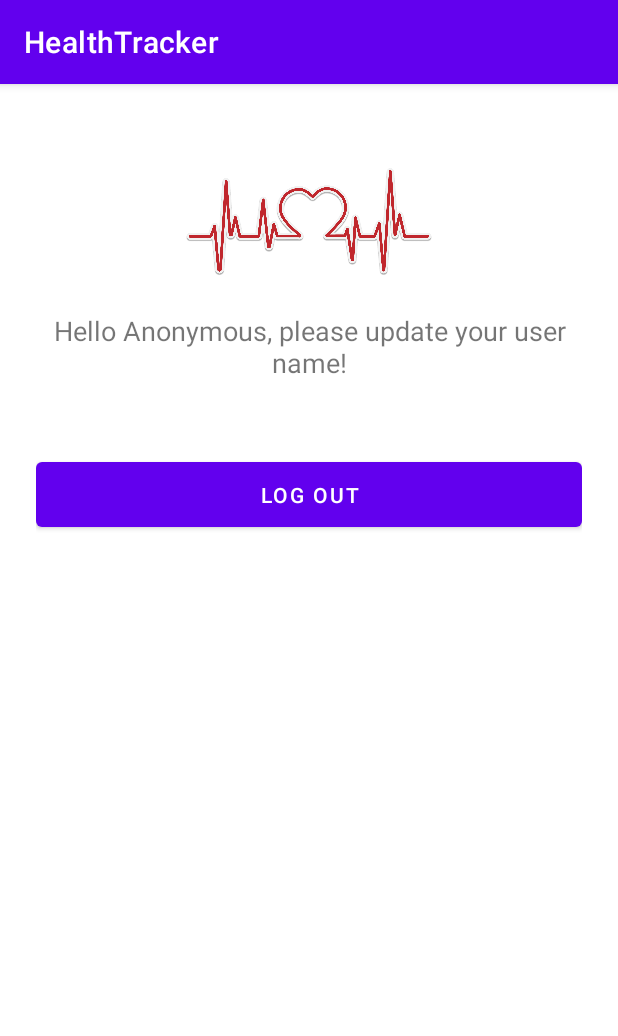
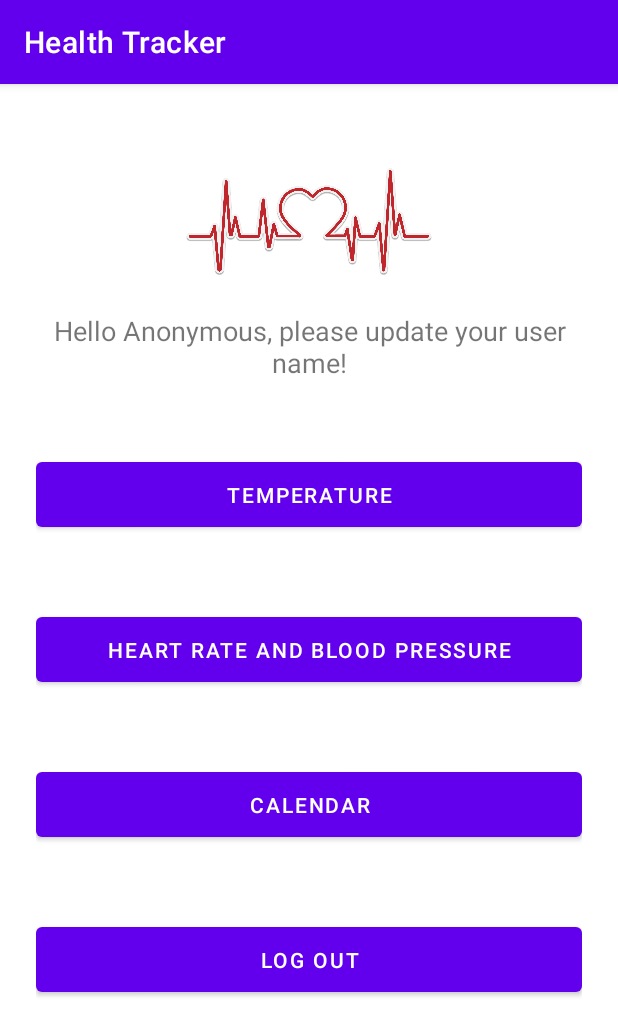
Before and after one commit to r0somak/HealthTracker, an Android app: the screen it shows after launch once a user with an empty profile is signed in (MainActivity), on a phone screen of 412 x 824 dp. Shown: the top 1036 px of the screen. Run offline under Robolectric (Android 15) with nearby library versions, the phone set to English and light mode, and no system bars; our stand-ins replace Firebase (no records; nobody signed in at launch, a user with empty details on screens opened directly).

Commit message:
Dodanie przycisków do mainactivity i nowych aktywności

```diff
--- a/app/src/main/res/layout/activity_main.xml
+++ b/app/src/main/res/layout/activity_main.xml
@@ -25,9 +25,36 @@
             android:layout_width="match_parent"
             android:layout_height="wrap_content"
             android:layout_marginBottom="24dp"
-            android:text="TextView"
+            android:text="Hello user"
             android:textAlignment="center"
             android:textSize="18sp" />
+
+        <com.google.android.material.button.MaterialButton
+            android:id="@+id/btn_temps"
+            android:layout_width="fill_parent"
+            android:layout_height="wrap_content"
+            android:layout_marginTop="24dp"
+            android:layout_marginBottom="24dp"
+            android:padding="12dp"
+            android:text="Temperature"/>
+
+        <com.google.android.material.button.MaterialButton
+            android:id="@+id/btn_heart"
+            android:layout_width="fill_parent"
+            android:layout_height="wrap_content"
+            android:layout_marginTop="24dp"
+            android:layout_marginBottom="24dp"
+            android:padding="12dp"
+            android:text="Heart rate and blood pressure"/>
+
+        <com.google.android.material.button.MaterialButton
+            android:id="@+id/btn_calendar"
+            android:layout_width="fill_parent"
+            android:layout_height="wrap_content"
+            android:layout_marginTop="24dp"
+            android:layout_marginBottom="24dp"
+            android:padding="12dp"
+            android:text="Calendar"/>
 
         <com.google.android.material.button.MaterialButton
             android:id="@+id/btn_logout"
--- a/app/src/main/res/values/strings.xml
+++ b/app/src/main/res/values/strings.xml
@@ -1,3 +1,3 @@
 <resources>
-    <string name="app_name">HealthTracker</string>
+    <string name="app_name">Health Tracker</string>
 </resources>
```
Also changed, not shown: app/src/main/AndroidManifest.xml (+6 -4 lines), app/src/main/java/com/example/healthtracker/CalendarActivity.java (added, +14 -0 lines), app/src/main/java/com/example/healthtracker/HeartActivity.java (added, +14 -0 lines), app/src/main/java/com/example/healthtracker/TemperatureActivity.java (added, +14 -0 lines), app/src/main/res/layout/activity_calendar.xml (added, +9 -0 lines), app/src/main/res/layout/activity_heart.xml (added, +9 -0 lines), app/src/main/res/layout/activity_temperature.xml (added, +9 -0 lines).
